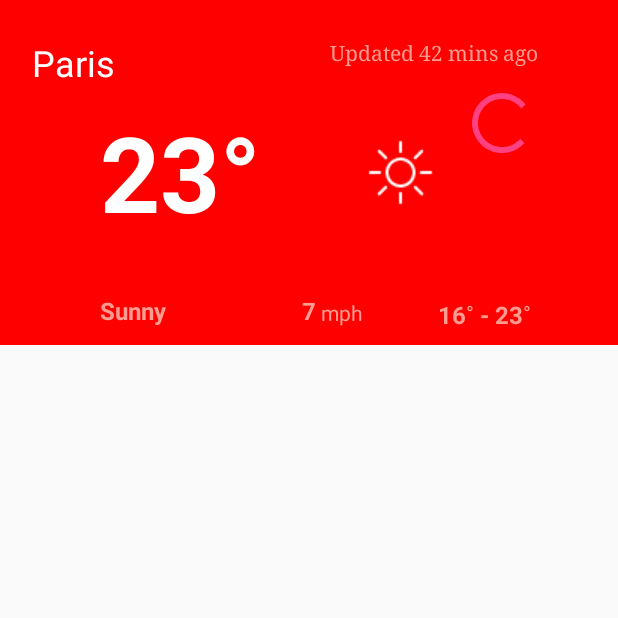
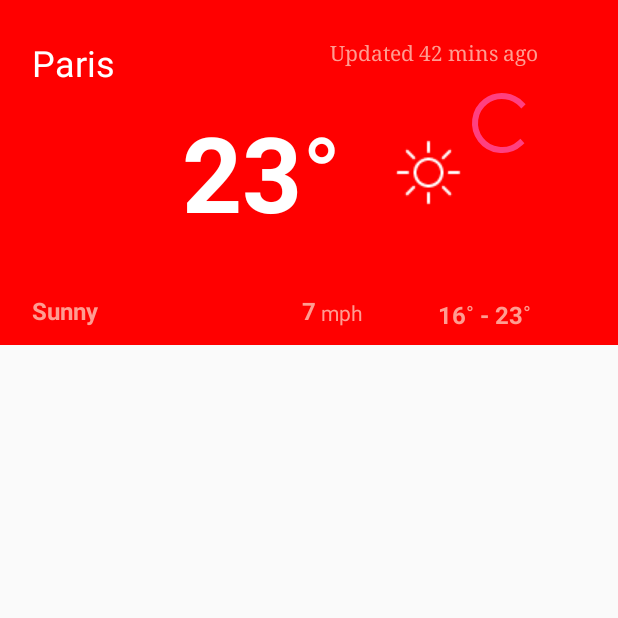
Before and after one commit to bakeliprojects/metewo, an Android app: the screen it shows after launch (MainActivity), on a phone screen of 412 x 824 dp, the top half of it. Run offline under Robolectric (Android 15) with nearby library versions, the phone set to English and light mode, and no system bars; our stand-ins replace Picasso; pictures from the network do not load; 4 statements that could not run were skipped.

Commit message:
ajout des icones et rearrangement des composants

```diff
--- a/app/build.gradle
+++ b/app/build.gradle
@@ -32,5 +32,7 @@ dependencies {
     compile 'com.squareup.retrofit:retrofit:2.0.0-beta1'
     compile 'com.squareup.retrofit:converter-gson:2.0.0-beta1'
     compile 'com.android.support:recyclerview-v7:25.1.1'
+    compile 'com.squareup.picasso:picasso:2.5.2'
+
 
 }
--- a/app/src/main/java/metewo/android/bakeli/volkeno/com/metewo/MainActivity.java
+++ b/app/src/main/java/metewo/android/bakeli/volkeno/com/metewo/MainActivity.java
@@ -2,14 +2,9 @@ package metewo.android.bakeli.volkeno.com.metewo;
 
 import android.content.Context;
 import android.content.Intent;
-import android.graphics.Color;
 import android.net.ConnectivityManager;
 import android.net.NetworkInfo;
-import android.os.Build;
 import android.os.Bundle;
-import android.support.annotation.IntegerRes;
-import android.support.annotation.RequiresApi;
-import android.support.design.widget.Snackbar;
 import android.support.v7.app.AppCompatActivity;
 import android.support.v7.widget.LinearLayoutManager;
 import android.support.v7.widget.RecyclerView;
@@ -18,22 +13,22 @@ import android.support.design.widget.NavigationView;
 import android.support.v4.view.GravityCompat;
 import android.support.v4.widget.DrawerLayout;
 import android.support.v7.app.ActionBarDrawerToggle;
-import android.view.Menu;
 import android.view.MenuItem;
+import android.widget.ImageView;
 import android.widget.ProgressBar;
 import android.widget.TextView;
 import android.widget.Toast;
 
+import com.squareup.picasso.Picasso;
+
 import java.util.ArrayList;
 import java.util.List;
-
 import model.Current;
 import model.Forecast;
 import model.ForecastDay;
 import model.Location;
 import model.Wether;
 import parser.RetrofitInterface;
-import parser.WeatherXmlParser;
 import retrofit.Call;
 import retrofit.Callback;
 import retrofit.GsonConverterFactory;
@@ -42,22 +37,17 @@ import retrofit.Retrofit;
 
 public class MainActivity extends AppCompatActivity
 implements NavigationView.OnNavigationItemSelectedListener {
-   //private String url = "http://api.apixu.com/v1/forecast.json?key=e10f2a2773ae47d4ac1131057171606&q=Dakar&days=7&lang=fr";
+   //private String url = "http://api.apixu.com/v1/forecast.json?key=e10f2a2773ae47d4ac1131057171606&q=Dakar&days=7";
     private static final String BASE_URL = "http://api.apixu.com/";
     private static String place = "Dakar";
-
-    private String TAG = "Retrofit";
+    private ImageView imgView;
     private RetrofitInterface retrofitInterface;
-    ProgressBar pbar;
-    TextView location,lastUpdated,tempC,icon,conditionText,wind,mintemp,maxtemp;
+    private ProgressBar pbar;
+    private TextView location,lastUpdated,tempC,icon,conditionText,wind,mintemp,maxtemp;
     private RecyclerView mRecyclerView;
     private RecyclerView.Adapter mAdapter;
     private RecyclerView.LayoutManager mLayoutManager;
-    List<ForecastDay> fdays = new ArrayList<>();
-    Retrofit retrofit = new Retrofit.Builder()
-            .baseUrl(BASE_URL)
-                        .addConverterFactory(GsonConverterFactory.create())
-            .build();
+    private List<ForecastDay> fdays = new ArrayList<>();
 
 
     @Override
@@ -69,7 +59,6 @@ implements NavigationView.OnNavigationItemSelectedListener {
         mLayoutManager = new LinearLayoutManager(this);
         mRecyclerView.setLayoutManager(mLayoutManager);
 
-        pbar = (ProgressBar) findViewById(R.id.progressBar);
         location = (TextView) findViewById(R.id.location);
         lastUpdated = (TextView) findViewById(R.id.lastUpdated);
         tempC = (TextView) findViewById(R.id.tempC);
@@ -78,8 +67,7 @@ implements NavigationView.OnNavigationItemSelectedListener {
         mintemp = (TextView) findViewById(R.id.minTemp);
         maxtemp = (TextView) findViewById(R.id.maxTemp);
         pbar = (ProgressBar) findViewById(R.id.progressBar);
-        //String place = "Dakar";
-
+        imgView = (ImageView) findViewById(R.id.icon);
 
         getRetrofit(place);
 
@@ -159,7 +147,6 @@ implements NavigationView.OnNavigationItemSelectedListener {
     {
         if(wether != null)
         {
-            pbar.setVisibility(View.INVISIBLE);
             Current current = wether.getCurrent();
             Location locat = wether.getLocation();
             Forecast forecast = wether.getForecast();
@@ -171,6 +158,10 @@ implements NavigationView.OnNavigationItemSelectedListener {
             wind.setText(""+current.getWindMph().intValue());
             maxtemp.setText(""+forecast.getForcastDays().get(0).getDay().getMaxtempC().intValue());
             mintemp.setText(""+forecast.getForcastDays().get(0).getDay().getMintempC().intValue());
+            Picasso
+                    .with(this).load("http:"+forecast.getForcastDays().get(0).getDay().getCondition().getIcon())
+                    .resize(180,180)
+                    .into(imgView);
             ForecastDay d;
 
             for(int i = 1; i<forecast.getForcastDays().size(); i++)
@@ -180,8 +171,8 @@ implements NavigationView.OnNavigationItemSelectedListener {
             }
             mAdapter = new WeatherAdapter(this,fdays);
             mRecyclerView.setAdapter(mAdapter);
-        }else{
-            pbar.setVisibility(View.VISIBLE);
+
+
         }
     }
 
@@ -195,11 +186,6 @@ implements NavigationView.OnNavigationItemSelectedListener {
         }
     }
 
-    /*@Override
-    public boolean onCreateOptionsMenu(Menu menu) {
-        getMenuInflater().inflate(R.menu.main, menu);
-        return true;
-    }*/
 
     protected boolean isOnline()
     {
@@ -216,7 +202,7 @@ implements NavigationView.OnNavigationItemSelectedListener {
     public void getRetrofit(String place)
     {
         //Retrofit
-        retrofit = new Retrofit.Builder()
+        Retrofit retrofit = new Retrofit.Builder()
                 .baseUrl(BASE_URL)
                 .addConverterFactory(GsonConverterFactory.create())
                 .build();
@@ -224,6 +210,9 @@ implements NavigationView.OnNavigationItemSelectedListener {
         retrofitInterface = retrofit.create(RetrofitInterface.class);
 
         final Call<Wether> weatherData = retrofitInterface.getWeather(place);
+
+        pbar.setVisibility(View.VISIBLE);
+
         weatherData.enqueue(new Callback<Wether>() {
             @Override
             public void onResponse(Response<Wether> response) {
@@ -232,6 +221,7 @@ implements NavigationView.OnNavigationItemSelectedListener {
                 if(isOnline())
                 {
                     getWeather(wether);
+                   pbar.setVisibility(View.INVISIBLE);
                 }else{
                     Toast.makeText(MainActivity.this, "Network is not available!", Toast.LENGTH_LONG).show();
                 }
@@ -241,6 +231,7 @@ implements NavigationView.OnNavigationItemSelectedListener {
             public void onFailure(Throwable t) {
 
                 Toast.makeText(MainActivity.this, "Objet non recu!", Toast.LENGTH_LONG).show();
+                pbar.setVisibility(View.INVISIBLE);
 
             }
         });
--- a/app/src/main/java/parser/RetrofitInterface.java
+++ b/app/src/main/java/parser/RetrofitInterface.java
@@ -14,7 +14,7 @@ public interface RetrofitInterface {
     @GET("v1/forecast.json?key=e10f2a2773ae47d4ac1131057171606&q=Dakar&days=5")
     Call<Wether> getWeather();
 
-    @GET("v1/forecast.json?key=e10f2a2773ae47d4ac1131057171606&days=5")
+    @GET("v1/forecast.json?key=e10f2a2773ae47d4ac1131057171606&days=5&lang=fr")
     Call<Wether> getWeather(@Query("q") String  wetherRegion);
 
 }
--- a/app/src/main/res/layout/content_main.xml
+++ b/app/src/main/res/layout/content_main.xml
@@ -62,29 +62,29 @@
                 android:id="@+id/tempC"
                 android:layout_width="wrap_content"
                 android:layout_height="wrap_content"
-                android:layout_centerVertical="true"
-                android:layout_marginEnd="27dp"
-                android:layout_marginRight="27dp"
-                android:layout_toLeftOf="@+id/windMph"
-                android:layout_toStartOf="@+id/windMph"
                 android:contextClickable="false"
                 android:elegantTextHeight="false"
                 android:fontFamily="sans-serif"
                 android:freezesText="false"
-                android:text="23°"
+                android:text="23"
                 android:textAppearance="@style/TextAppearance.AppCompat.Body2"
                 android:textColor="#ffffff"
                 android:textSize="70sp"
-                android:textStyle="bold" />
+                android:textStyle="bold"
+                android:layout_alignBaseline="@+id/textView"
+                android:layout_alignBottom="@+id/textView"
+                android:layout_toLeftOf="@+id/windMph"
+                android:layout_toStartOf="@+id/windMph" />
 
             <ImageView
                 android:id="@+id/icon"
                 android:layout_width="wrap_content"
                 android:layout_height="wrap_content"
+                android:visibility="visible"
+                app:srcCompat="@drawable/sun"
                 android:layout_centerVertical="true"
-                android:layout_toEndOf="@+id/textView3"
-                android:layout_toRightOf="@+id/textView3"
-                app:srcCompat="@drawable/sun" />
+                android:layout_toLeftOf="@+id/progressBar"
+                android:layout_toStartOf="@+id/progressBar" />
 
             <TextView
                 android:id="@+id/windMph"
@@ -104,8 +104,8 @@
                 android:layout_height="wrap_content"
                 android:layout_alignBaseline="@+id/windMph"
                 android:layout_alignBottom="@+id/windMph"
-                android:layout_alignLeft="@+id/tempC"
-                android:layout_alignStart="@+id/tempC"
+                android:layout_alignLeft="@+id/location"
+                android:layout_alignStart="@+id/location"
                 android:text="Sunny"
                 android:textColor="#FF9C91"
                 android:textSize="16sp"
@@ -173,9 +173,21 @@
                 android:layout_height="wrap_content"
                 android:layout_alignTop="@+id/maxTemp"
                 android:layout_toEndOf="@+id/maxTemp"
+                android:layout_toRightOf="@+id/maxTemp"
                 android:text="°"
-                android:textColor="#FF9C91"
-                android:layout_toRightOf="@+id/maxTemp" />
+                android:textColor="#FF9C91" />
+
+            <TextView
+                android:id="@+id/textView"
+                android:layout_width="wrap_content"
+                android:layout_height="wrap_content"
+                android:text="°"
+                android:textColor="#ffffff"
+                android:textSize="70sp"
+                android:layout_centerVertical="true"
+                android:layout_toEndOf="@+id/windMph"
+                android:layout_alignLeft="@+id/windMph"
+                android:layout_alignStart="@+id/windMph" />
 
 
         </RelativeLayout>
```
Also changed, not shown: app/src/main/java/metewo/android/bakeli/volkeno/com/metewo/WeatherAdapter.java (+12 -1 lines), app/src/main/java/model/ForecastDay.java (+0 -11 lines), app/src/main/res/layout/item_weather.xml (+15 -13 lines).
